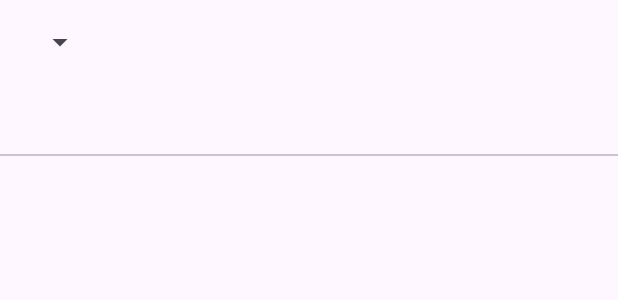
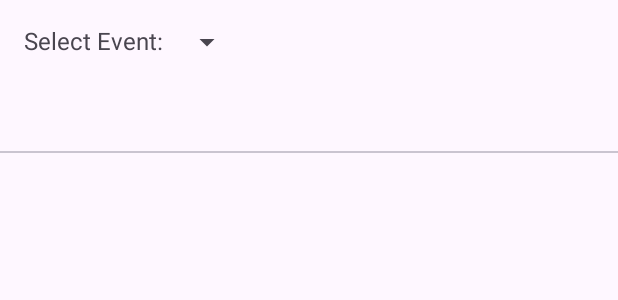
Before and after one commit to CMPUT301F24prince/princeProject, an Android app: the layout activity_entrant_list.xml on its own in the app's theme, with its tools: preview values and no code run, on a phone screen of 412 x 824 dp. Shown: the top 300 px of the screen. Run offline under Robolectric (Android 15) with nearby library versions, the phone set to English and light mode, and no system bars.

Commit message:
EntrantList UI changes

```diff
--- a/PrinceProject/app/src/main/res/layout/activity_entrant_list.xml
+++ b/PrinceProject/app/src/main/res/layout/activity_entrant_list.xml
@@ -5,11 +5,28 @@
     android:layout_height="match_parent"
     android:orientation="vertical">
 
-    <Spinner
-        android:id="@+id/event_spinner"
-        android:layout_width="wrap_content"
+    <LinearLayout
+        android:layout_width="match_parent"
         android:layout_height="wrap_content"
-        android:layout_margin="16dp" />
+        android:orientation="horizontal">
+
+        <TextView
+            android:id="@+id/textView"
+            android:layout_width="wrap_content"
+            android:layout_height="wrap_content"
+            android:layout_marginLeft="16dp"
+            android:layout_marginTop="16dp"
+            android:layout_marginBottom="16dp"
+            android:text="Select Event:"
+            android:textSize="16sp" />
+
+        <Spinner
+            android:id="@+id/event_spinner"
+            android:layout_width="wrap_content"
+            android:layout_height="wrap_content"
+            android:layout_marginLeft="5dp"
+            android:layout_marginTop="16dp" />
+    </LinearLayout>
 
     <com.google.android.material.tabs.TabLayout
         android:id="@+id/tab_layout"
```
Also changed, not shown: 175 other files.
